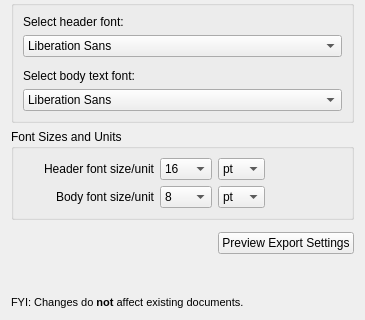
Before: the Qt Designer form ui/configurationexport.ui in pwizard2/robojournal, drawn with Qt 5; both pictures show x 0 to 365 and y 144 to 464 of the 365 by 464 pixel window.
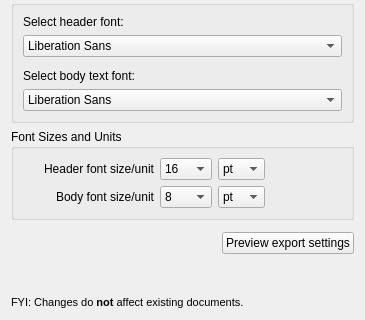
After: the same form once the commit is applied. Icons and pictures are not drawn.

Commit message: added user-fefined words form foundation (doesn't work yet)

```diff
--- a/ui/configurationexport.ui
+++ b/ui/configurationexport.ui
@@ -339,7 +339,7 @@
 &lt;p style=&quot; margin-top:12px; margin-bottom:12px; margin-left:0px; margin-right:0px; -qt-block-indent:0; text-indent:0px;&quot;&gt;Click to see a sample document rendered with the current settings. All font/size changes are temporary until you click the &lt;span style=&quot; font-weight:600;&quot;&gt;OK&lt;/span&gt; button below.&lt;/p&gt;&lt;/body&gt;&lt;/html&gt;</string>
        </property>
        <property name="text">
-        <string>Preview Export Settings</string>
+        <string>Preview export settings</string>
        </property>
        <property name="icon">
         <iconset resource="../images.qrc">
```
The commit also changes 6 other files.
